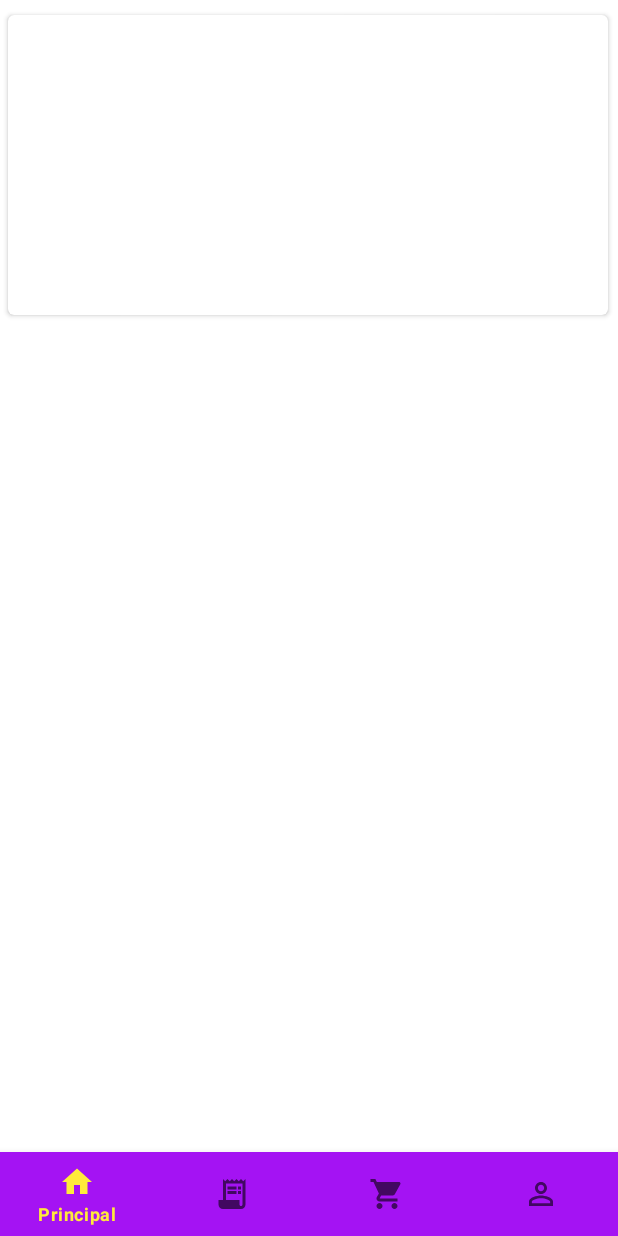
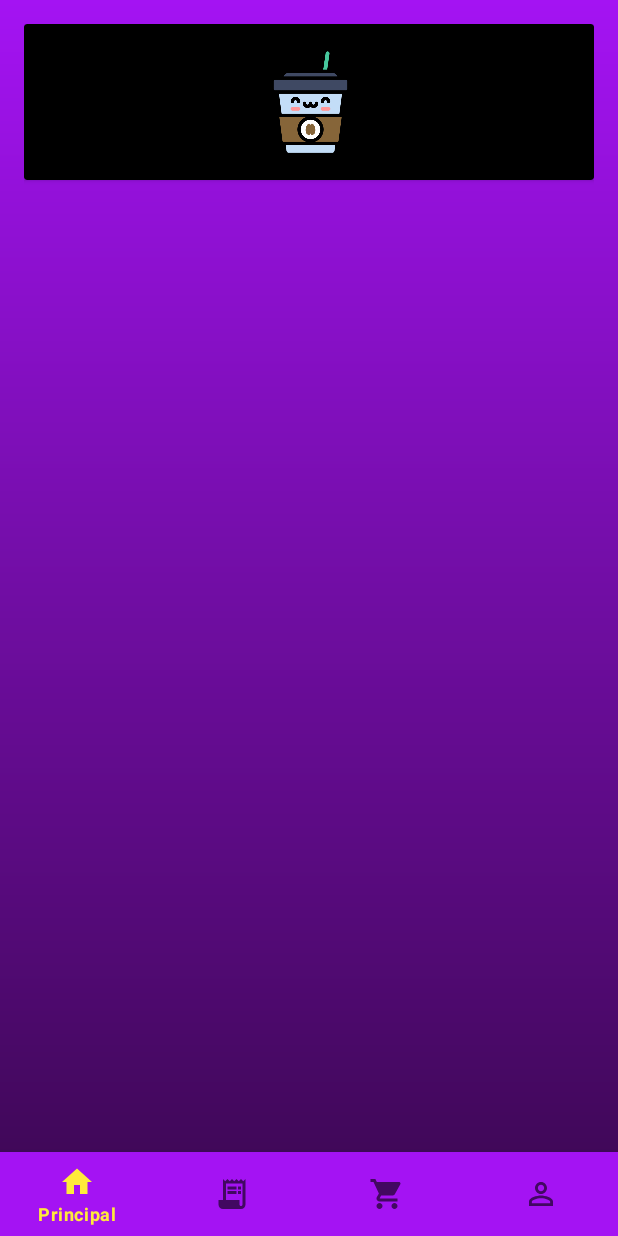
Before and after one commit to DavydeSouza/DEJTCC, an Android app: the screen it shows after launch once a user with an empty profile is signed in (MainActivity), on a phone screen of 412 x 824 dp. Run offline under Robolectric (Android 15) with nearby library versions, the phone set to English and light mode, and no system bars; our stand-ins replace Firebase (no records; nobody signed in at launch, a user with empty details on screens opened directly).

Commit message:
4- commit menuzin

```diff
--- a/app/build.gradle
+++ b/app/build.gradle
@@ -59,4 +59,6 @@ dependencies {
 
     //Card View
     implementation "androidx.cardview:cardview:1.0.0"
+
+
 }
--- a/app/src/main/AndroidManifest.xml
+++ b/app/src/main/AndroidManifest.xml
@@ -8,7 +8,7 @@
         android:label="@string/app_name"
         android:roundIcon="@mipmap/ic_launcher_round"
         android:supportsRtl="true"
-        android:theme="@style/Theme.DEJTCC">
+        android:theme="@style/Theme.DEJTCC.NoActionBarAndStatusBar">
         <activity
             android:name=".Activity.Cadastro"
             android:exported="false" />
--- a/app/src/main/java/com/example/dejtcc/MainActivity.java
+++ b/app/src/main/java/com/example/dejtcc/MainActivity.java
@@ -3,8 +3,10 @@ package com.example.dejtcc;
 import androidx.annotation.NonNull;
 import androidx.appcompat.app.AppCompatActivity;
 
+import android.os.Build;
 import android.os.Bundle;
 import android.view.MenuItem;
+import android.view.WindowManager;
 
 import com.example.dejtcc.Fragments.CartFragment;
 import com.example.dejtcc.Fragments.HomeFragment;
@@ -24,6 +26,9 @@ public class MainActivity extends AppCompatActivity {
     protected void onCreate(Bundle savedInstanceState) {
         super.onCreate(savedInstanceState);
         setContentView(R.layout.activity_main);
+        /*if(Build.VERSION.SDK_INT >= Build.VERSION_CODES.KITKAT){
+            getWindow().setFlags(WindowManager.LayoutParams.FLAG_LAYOUT_IN_SCREEN,WindowManager.LayoutParams.FLAG_LAYOUT_NO_LIMITS);
+        }*/
 
         menuzin = findViewById(R.id.bottom_navigation);
         getSupportFragmentManager().beginTransaction().replace(R.id.container,homeFragment).commit();
--- a/app/src/main/res/layout/fragment_home.xml
+++ b/app/src/main/res/layout/fragment_home.xml
@@ -1,21 +1,53 @@
 <?xml version="1.0" encoding="utf-8"?>
-<FrameLayout xmlns:android="http://schemas.android.com/apk/res/android"
-    xmlns:card_view="http://schemas.android.com/apk/res-auto"
-    xmlns:tools="http://schemas.android.com/tools"
-    android:layout_width="match_parent"
-    android:layout_height="match_parent"
-    tools:context=".Fragments.HomeFragment">
-
-    <!-- TODO: Update blank fragment layout -->
+<LinearLayout xmlns:android="http://schemas.android.com/apk/res/android"
+    android:layout_width="match_parent" android:layout_height="match_parent"
+    android:padding="16dp"
+    android:background="@drawable/background"
+    >
 
     <androidx.cardview.widget.CardView
-        android:id="@+id/card_view"
-        android:layout_width="400sp"
-        android:layout_marginLeft="5sp"
-        android:layout_marginRight="5sp"
-        android:layout_height="200sp"
-        android:layout_marginTop="10sp"
-        card_view:cardCornerRadius="4dp" />
+        android:layout_width="match_parent"
+        android:layout_height="wrap_content"
+        android:id="@+id/cv"
+        android:backgroundTint="@color/black"
+        >
 
+        <RelativeLayout
+            android:layout_width="match_parent"
+            android:layout_height="wrap_content"
+            android:padding="16dp"
+            >
 
-</FrameLayout>
+            <ImageView
+                android:id="@+id/person_photo"
+                android:layout_width="329dp"
+                android:layout_height="72dp"
+                android:layout_alignParentLeft="true"
+                android:layout_alignParentTop="true"
+                android:layout_marginLeft="18dp"
+                android:layout_marginRight="16dp"
+
+                android:src="@drawable/coffeecup" />
+
+            <TextView
+                android:layout_width="wrap_content"
+                android:layout_height="wrap_content"
+                android:id="@+id/person_name"
+                android:layout_toRightOf="@+id/person_photo"
+                android:layout_alignParentTop="true"
+                android:textSize="30sp"
+                />
+
+            <TextView
+                android:layout_width="wrap_content"
+                android:layout_height="wrap_content"
+                android:id="@+id/person_age"
+                android:layout_toRightOf="@+id/person_photo"
+                android:layout_below="@+id/person_name"
+                />
+
+        </RelativeLayout>
+
+    </androidx.cardview.widget.CardView>
+
+</LinearLayout>
--- a/app/src/main/res/values/themes.xml
+++ b/app/src/main/res/values/themes.xml
@@ -1,6 +1,6 @@
 <resources xmlns:tools="http://schemas.android.com/tools">
     <!-- Base application theme. -->
-    <style name="Theme.DEJTCC" parent="Theme.MaterialComponents.DayNight.NoActionBar">
+    <style name="Theme.DEJTCC" parent="Theme.MaterialComponents.DayNight">
         <!-- Primary brand color. -->
         <item name="colorPrimary">#FFEB3B</item>
         <item name="colorPrimaryVariant">#A413F3</item>
@@ -13,4 +13,12 @@
         <item name="android:statusBarColor" tools:targetApi="l">?attr/colorPrimaryVariant</item>
         <!-- Customize your theme here. -->
     </style>
+    <style name="Theme.DEJTCC.NoActionBarAndStatusBar">
+        <item name="windowActionBar">false</item>
+        <item name="windowNoTitle">true</item>
+        <item name="android:windowTranslucentStatus">true</item>
+        <item name="android:windowTranslucentNavigation">true</item>
+        <item name="android:fitsSystemWindows">true</item>
+
+    </style>
 </resources>
--- a/build.gradle
+++ b/build.gradle
@@ -1,6 +1,8 @@
 buildscript {
     dependencies {
         classpath 'com.google.gms:google-services:4.3.13'
+
+
     }
 }// Top-level build file where you can add configuration options common to all sub-projects/modules.
 plugins {
```
